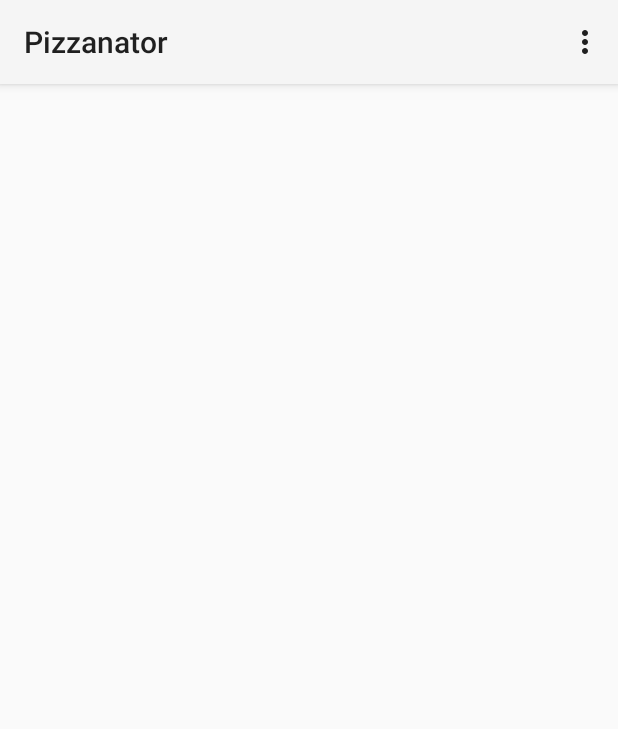
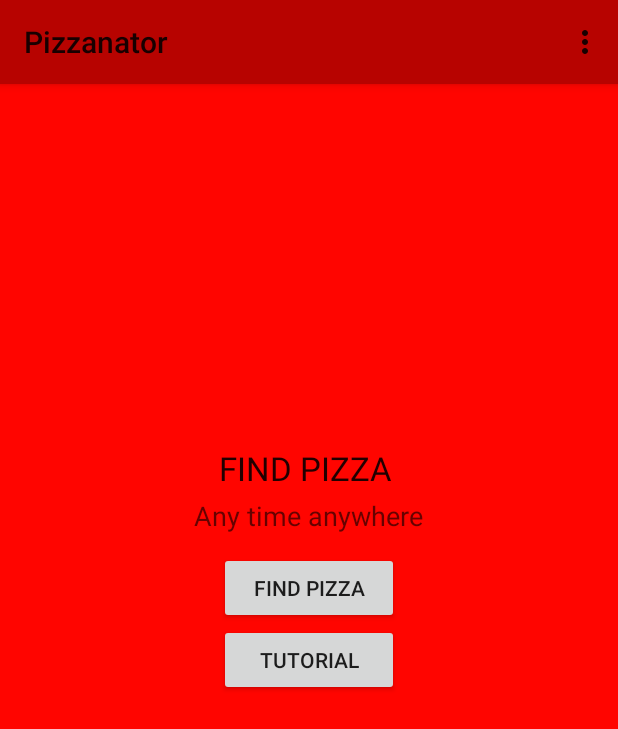
Before and after one commit to maharshall/CSCI4100U, an Android app: the screen it shows after launch (MainActivity), on a phone screen of 412 x 824 dp. Shown: the top 729 px of the screen. Run offline under Robolectric (Android 15) with nearby library versions, the phone set to English and light mode, and no system bars.

Commit message:
Pizza class and DB class

```diff
--- a/Pizzanator/app/src/main/res/layout/activity_main.xml
+++ b/Pizzanator/app/src/main/res/layout/activity_main.xml
@@ -1,8 +1,45 @@
-<RelativeLayout xmlns:android="http://schemas.android.com/apk/res/android"
+<RelativeLayout android:background="#ff0500" xmlns:android="http://schemas.android.com/apk/res/android"
     xmlns:tools="http://schemas.android.com/tools" android:layout_width="match_parent"
     android:layout_height="match_parent" android:paddingLeft="@dimen/activity_horizontal_margin"
     android:paddingRight="@dimen/activity_horizontal_margin"
     android:paddingTop="@dimen/activity_vertical_margin"
     android:paddingBottom="@dimen/activity_vertical_margin" tools:context=".MainActivity">
 
+    <Button
+        android:layout_width="120dp"
+        android:layout_height="wrap_content"
+        android:text="@string/pizza"
+        android:id="@+id/pizzaButton"
+        android:layout_above="@+id/tutorialButton"
+        android:layout_alignStart="@+id/tutorialButton"
+        android:onClick="findPizza"/>
+
+    <Button
+        android:layout_width="120dp"
+        android:layout_height="wrap_content"
+        android:text="@string/tutorial"
+        android:id="@+id/tutorialButton"
+        android:layout_centerVertical="true"
+        android:layout_centerHorizontal="true"
+        android:onClick="tutorial"/>
+
+    <TextView
+        android:layout_width="wrap_content"
+        android:layout_height="wrap_content"
+        android:textAppearance="?android:attr/textAppearanceLarge"
+        android:text="@string/mainText"
+        android:id="@+id/mainText"
+        android:layout_above="@+id/tutorialButton"
+        android:layout_alignStart="@+id/pizzaButton"
+        android:layout_marginBottom="89dp" />
+
+    <TextView
+        android:layout_width="wrap_content"
+        android:layout_height="wrap_content"
+        android:textAppearance="?android:attr/textAppearanceMedium"
+        android:text="@string/mainText2"
+        android:id="@+id/mainText2"
+        android:layout_alignTop="@+id/mainText"
+        android:layout_centerHorizontal="true"
+        android:layout_marginTop="34dp" />
 </RelativeLayout>
--- a/Pizzanator/app/src/main/res/values-v21/styles.xml
+++ b/Pizzanator/app/src/main/res/values-v21/styles.xml
@@ -1,5 +1,6 @@
 <?xml version="1.0" encoding="utf-8"?>
 <resources>
     <style name="AppTheme" parent="android:Theme.Material.Light">
+        <item name="android:colorPrimary">#b70300</item>
     </style>
 </resources>
--- a/Pizzanator/app/src/main/res/values/strings.xml
+++ b/Pizzanator/app/src/main/res/values/strings.xml
@@ -1,6 +1,10 @@
 <resources>
     <string name="app_name">Pizzanator</string>
 
-    <string name="hello_world">Hello world!</string>
     <string name="action_settings">Settings</string>
+
+    <string name="pizza">Find Pizza</string>
+    <string name="tutorial">Tutorial</string>
+    <string name="mainText">FIND PIZZA</string>
+    <string name="mainText2">Any time anywhere</string>
 </resources>
--- a/Pizzanator/app/src/main/res/values/styles.xml
+++ b/Pizzanator/app/src/main/res/values/styles.xml
@@ -1,8 +1,9 @@
 <resources>
 
     <!-- Base application theme. -->
-    <style name="AppTheme" parent="android:Theme.Holo.Light.DarkActionBar">
+    <style name="AppTheme2" parent="android:Theme.Holo.Light.DarkActionBar">
         <!-- Customize your theme here. -->
+
     </style>
 
 </resources>
```
Also changed, not shown: Pizzanator/app/src/main/java/com/example/katarn/pizzanator/MainActivity.java (+11 -0 lines), Pizzanator/app/src/main/java/com/example/katarn/pizzanator/PizzaDB.java (added, +83 -0 lines), Pizzanator/app/src/main/java/com/example/katarn/pizzanator/PizzaStore.java (added, +50 -0 lines), 1 other file.
